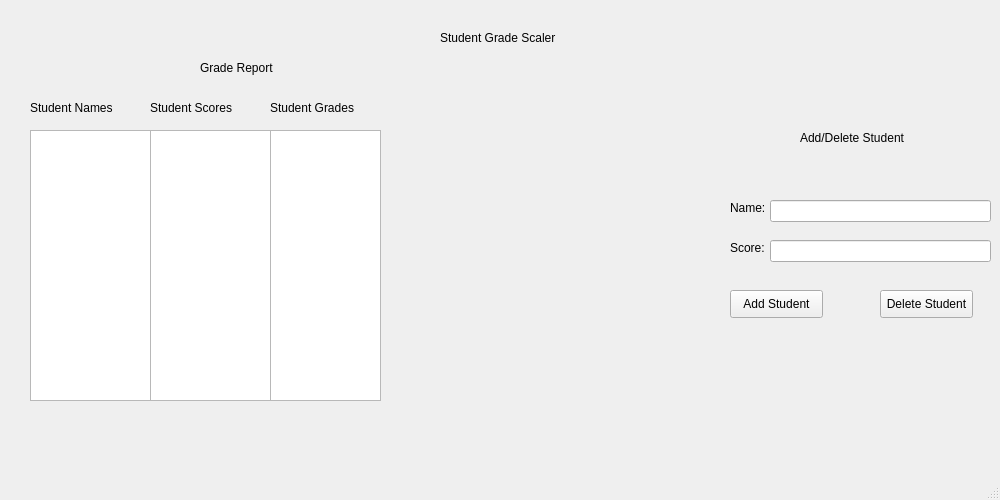
Qt form student_gui.ui (caedenwebb/Project1) before a commit.
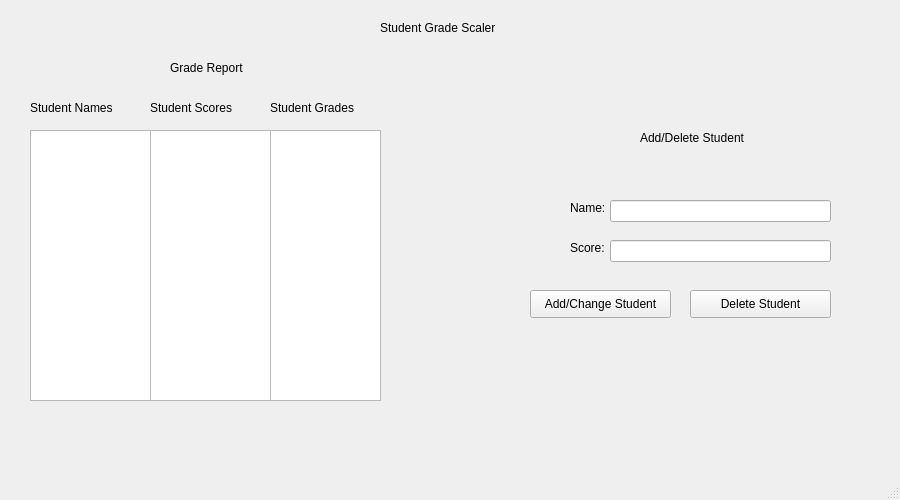
The same form after that commit.

Commit message: exception handling and input verification; user may alter scores previously entered by typing in the name of the student and the score and pressing the add/change student button

Diff of the .ui file:
```diff
--- a/student_gui.ui
+++ b/student_gui.ui
@@ -6,19 +6,19 @@
    <rect>
     <x>0</x>
     <y>0</y>
-    <width>1000</width>
+    <width>900</width>
     <height>500</height>
    </rect>
   </property>
   <property name="minimumSize">
    <size>
-    <width>1000</width>
+    <width>900</width>
     <height>500</height>
    </size>
   </property>
   <property name="maximumSize">
    <size>
-    <width>1000</width>
+    <width>900</width>
     <height>500</height>
    </size>
   </property>
@@ -29,8 +29,8 @@
    <widget class="QLabel" name="TitleLabel">
     <property name="geometry">
      <rect>
-      <x>440</x>
-      <y>30</y>
+      <x>380</x>
+      <y>20</y>
       <width>121</width>
       <height>16</height>
      </rect>
@@ -42,22 +42,22 @@
    <widget class="QPushButton" name="AddStudentButton">
     <property name="geometry">
      <rect>
-      <x>730</x>
+      <x>530</x>
       <y>290</y>
-      <width>93</width>
+      <width>141</width>
       <height>28</height>
      </rect>
     </property>
     <property name="text">
-     <string>Add Student</string>
+     <string>Add/Change Student</string>
     </property>
    </widget>
    <widget class="QPushButton" name="DeleteStudentButton">
     <property name="geometry">
      <rect>
-      <x>880</x>
+      <x>690</x>
       <y>290</y>
-      <width>93</width>
+      <width>141</width>
       <height>28</height>
      </rect>
     </property>
@@ -68,7 +68,7 @@
    <widget class="QLabel" name="AddDeleteLabel">
     <property name="geometry">
      <rect>
-      <x>800</x>
+      <x>640</x>
       <y>130</y>
       <width>111</width>
       <height>16</height>
@@ -81,7 +81,7 @@
    <widget class="QLabel" name="NameLabel">
     <property name="geometry">
      <rect>
-      <x>730</x>
+      <x>570</x>
       <y>200</y>
       <width>55</width>
       <height>16</height>
@@ -94,7 +94,7 @@
    <widget class="QLineEdit" name="nameInput">
     <property name="geometry">
      <rect>
-      <x>770</x>
+      <x>610</x>
       <y>200</y>
       <width>221</width>
       <height>22</height>
@@ -104,7 +104,7 @@
    <widget class="QLabel" name="ScoreLabel">
     <property name="geometry">
      <rect>
-      <x>730</x>
+      <x>570</x>
       <y>240</y>
       <width>55</width>
       <height>16</height>
@@ -117,7 +117,7 @@
    <widget class="QLineEdit" name="scoreInput">
     <property name="geometry">
      <rect>
-      <x>770</x>
+      <x>610</x>
       <y>240</y>
       <width>221</width>
       <height>22</height>
@@ -127,10 +127,10 @@
    <widget class="QLabel" name="errorLabel">
     <property name="geometry">
      <rect>
-      <x>520</x>
+      <x>440</x>
       <y>370</y>
       <width>401</width>
-      <height>16</height>
+      <height>21</height>
      </rect>
     </property>
     <property name="text">
@@ -140,7 +140,7 @@
    <widget class="QLabel" name="label">
     <property name="geometry">
      <rect>
-      <x>200</x>
+      <x>170</x>
       <y>60</y>
       <width>81</width>
       <height>16</height>
```
Left out of the diff: 2 changed lines with no effect on the pictures. The commit also changes 4 other files.
